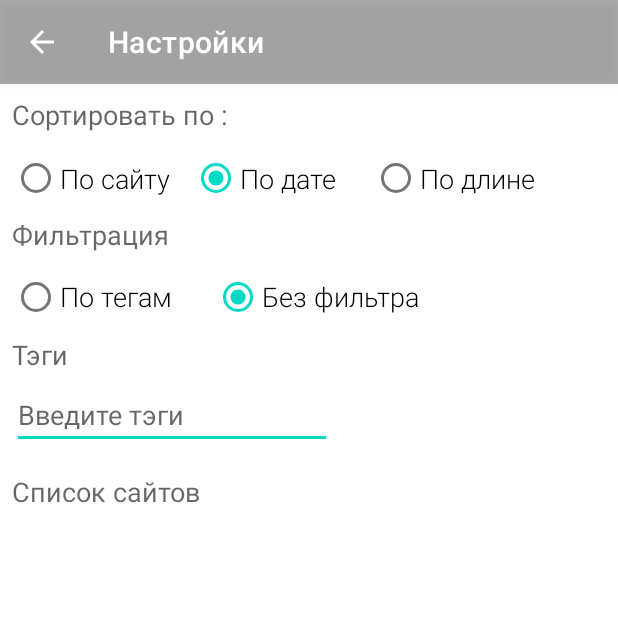
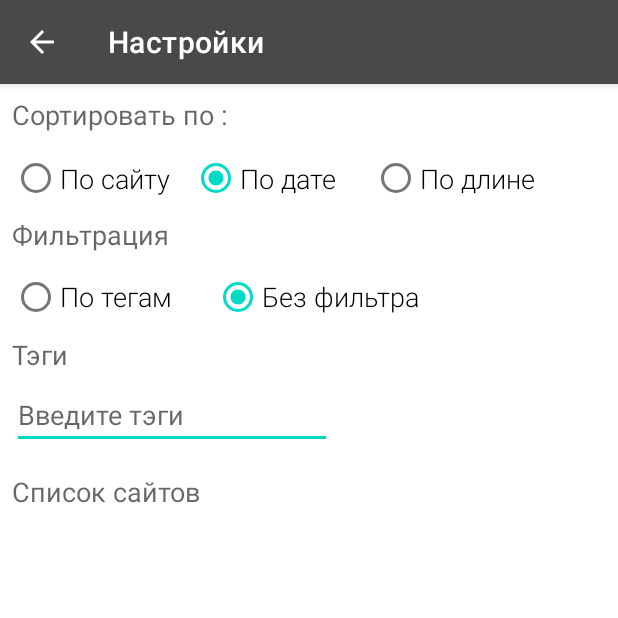
Before and after one commit to AlbatovK/JavaNews, an Android app: the screen it shows after launch (SettingsActivity), in the options menu, after a tap on "Настройки", on a phone screen of 412 x 824 dp, the top half of it. Run offline under Robolectric (Android 15) with nearby library versions, the phone set to English and light mode, and no system bars; our stand-ins replace Picasso; pictures from the network do not load; 2 statements that could not run were skipped.

Commit message:
Updated style

```diff
--- a/app/src/main/res/values-night/themes.xml
+++ b/app/src/main/res/values-night/themes.xml
@@ -2,13 +2,13 @@
     <!-- Base application theme. -->
     <style name="Theme.Project_28_02_2021" parent="Theme.MaterialComponents.DayNight.DarkActionBar">
         <!-- Primary brand color. -->
-        <item name="colorPrimary">@color/grey</item>
-        <item name="colorPrimaryVariant">@color/white</item>
-        <item name="colorOnPrimary">@color/white</item>
+        <item name="colorPrimary">@color/color_1</item>
+        <item name="colorPrimaryVariant">@color/color_1</item>
+        <item name="colorOnPrimary">@color/color_1</item>
         <!-- Secondary brand color. -->
         <item name="colorSecondary">@color/teal_200</item>
         <item name="colorSecondaryVariant">@color/teal_700</item>
-        <item name="colorOnSecondary">@color/black</item>
+        <item name="colorOnSecondary">@color/color_1</item>
         <!-- Status bar color. -->
         <item name="android:statusBarColor" tools:targetApi="l">?attr/colorPrimary</item>
         <!-- Customize your theme here. -->
@@ -22,7 +22,7 @@
         <!-- Secondary brand color. -->
         <item name="colorSecondary">@color/teal_200</item>
         <item name="colorSecondaryVariant">@color/teal_700</item>
-        <item name="colorOnSecondary">@color/black</item>
+        <item name="colorOnSecondary">@color/color_1</item>
         <!-- Status bar color. -->
         <item name="android:statusBarColor" tools:targetApi="l">@color/white</item>
         <!-- Customize your theme here. -->
--- a/app/src/main/res/values/colors.xml
+++ b/app/src/main/res/values/colors.xml
@@ -13,4 +13,13 @@
     <color name="light_blue_A400">#FF00B0FF</color>
     <color name="black_overlay">#52000000</color>
     <color name="grey">#52000000</color>
+
+    <color name="color_1">#494949</color>
+    <!--<color name="color_2"></color>
+    <color name="color_3"></color>
+    <color name="color_4">#F11111111</color>
+    <color name="color_5"></color>
+    <color name="color_6"></color>
+    <color name="color_7"></color> -->
+
 </resources>
--- a/app/src/main/res/values/themes.xml
+++ b/app/src/main/res/values/themes.xml
@@ -2,13 +2,13 @@
     <!-- Base application theme. -->
     <style name="Theme.Project_28_02_2021" parent="Theme.MaterialComponents.DayNight.DarkActionBar">
         <!-- Primary brand color. -->
-        <item name="colorPrimary">@color/grey</item>
+        <item name="colorPrimary">@color/color_1</item>
         <item name="colorPrimaryVariant">@color/white</item>
         <item name="colorOnPrimary">@color/white</item>
         <!-- Secondary brand color. -->
         <item name="colorSecondary">@color/teal_200</item>
         <item name="colorSecondaryVariant">@color/teal_700</item>
-        <item name="colorOnSecondary">@color/black</item>
+        <item name="colorOnSecondary">@color/color_1</item>
         <!-- Status bar color. -->
         <item name="android:statusBarColor" tools:targetApi="l">?attr/colorPrimary</item>
         <!-- Customize your theme here. -->
@@ -22,7 +22,7 @@
         <!-- Secondary brand color. -->
         <item name="colorSecondary">@color/teal_200</item>
         <item name="colorSecondaryVariant">@color/teal_700</item>
-        <item name="colorOnSecondary">@color/black</item>
+        <item name="colorOnSecondary">@color/color_1</item>
         <!-- Status bar color. -->
         <item name="android:statusBarColor" tools:targetApi="l">@color/white</item>
         <!-- Customize your theme here. -->
```
